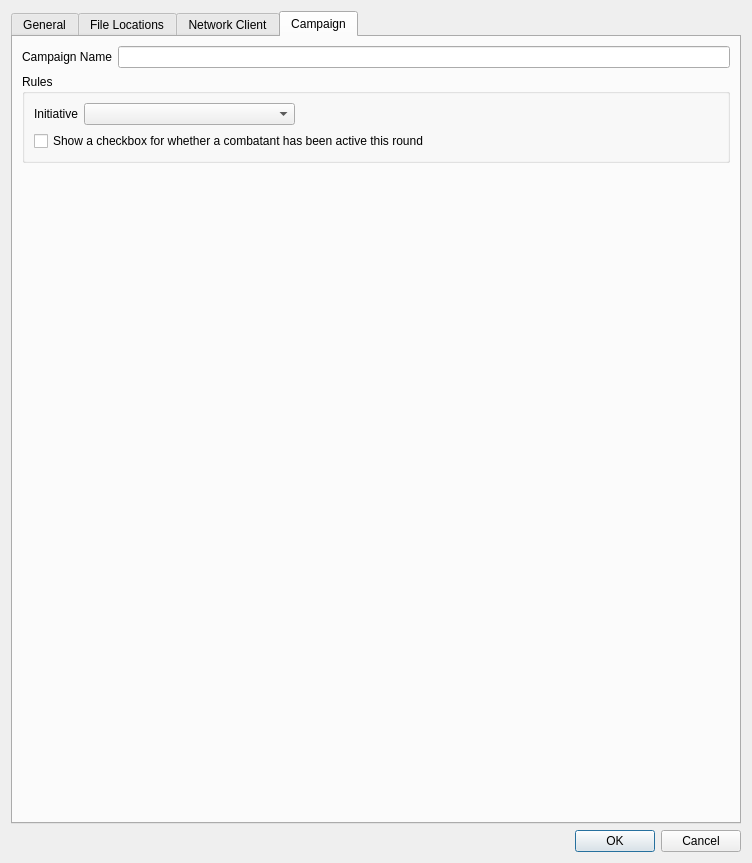
Before: the Qt Designer form DMHelper/src/optionsdialog.ui in MMetze/DMHelper, drawn with Qt 5.
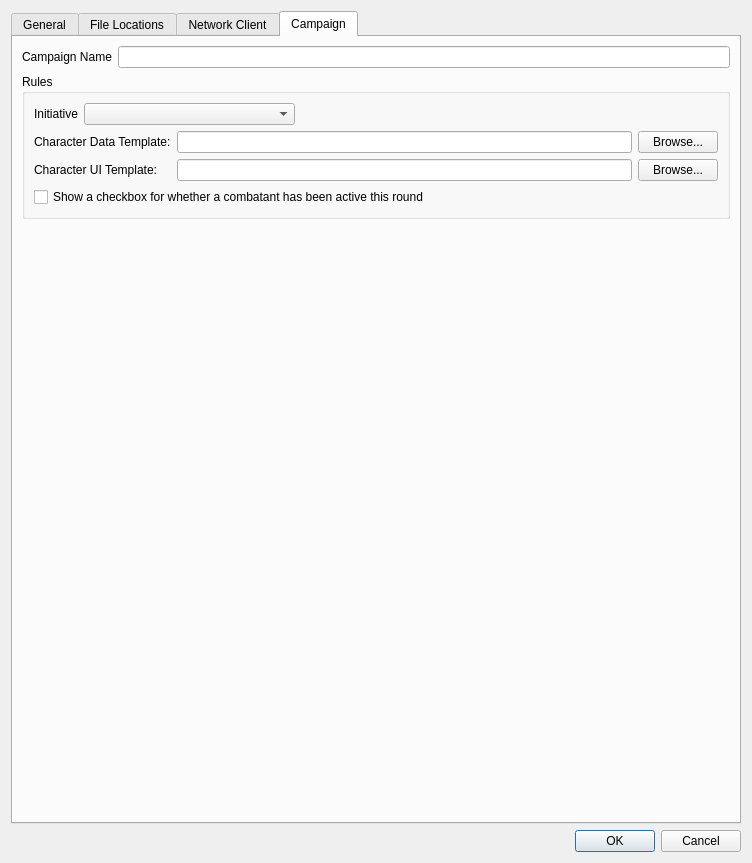
After: the same form once the commit is applied. The open tabs and pages were chosen to show the change. Icons and pictures are not drawn.

```diff
--- a/DMHelper/src/optionsdialog.ui
+++ b/DMHelper/src/optionsdialog.ui
@@ -850,11 +850,17 @@
       <attribute name="title">
        <string>Campaign</string>
       </attribute>
-      <layout class="QVBoxLayout" name="verticalLayout_11">
+      <layout class="QVBoxLayout" name="verticalLayout_15" stretch="0,0,10">
        <item>
         <layout class="QHBoxLayout" name="horizontalLayout_17">
          <item>
           <widget class="QLabel" name="label_15">
+           <property name="sizePolicy">
+            <sizepolicy hsizetype="Preferred" vsizetype="Fixed">
+             <horstretch>0</horstretch>
+             <verstretch>0</verstretch>
+            </sizepolicy>
+           </property>
            <property name="text">
             <string>Campaign Name</string>
            </property>
@@ -870,11 +876,17 @@
          <property name="title">
           <string>Rules</string>
          </property>
-         <layout class="QVBoxLayout" name="verticalLayout_12">
+         <layout class="QVBoxLayout" name="verticalLayout_14">
           <item>
            <layout class="QHBoxLayout" name="horizontalLayout_18" stretch="0,1,2">
             <item>
              <widget class="QLabel" name="label_14">
+              <property name="sizePolicy">
+               <sizepolicy hsizetype="Preferred" vsizetype="Fixed">
+                <horstretch>0</horstretch>
+                <verstretch>0</verstretch>
+               </sizepolicy>
+              </property>
               <property name="text">
                <string>Initiative</string>
               </property>
@@ -901,6 +913,56 @@
             </item>
            </layout>
           </item>
+          <item>
+           <layout class="QHBoxLayout" name="horizontalLayout_19">
+            <item>
+             <layout class="QVBoxLayout" name="verticalLayout_11">
+              <item>
+               <widget class="QLabel" name="lblCharacterData">
+                <property name="text">
+                 <string>Character Data Template:</string>
+                </property>
+               </widget>
+              </item>
+              <item>
+               <widget class="QLabel" name="lblCharacterUI">
+                <property name="text">
+                 <string>Character UI Template:</string>
+                </property>
+               </widget>
+              </item>
+             </layout>
+            </item>
+            <item>
+             <layout class="QVBoxLayout" name="verticalLayout_12">
+              <item>
+               <widget class="QLineEdit" name="edtCharacterData"/>
+              </item>
+              <item>
+               <widget class="QLineEdit" name="edtCharacterUI"/>
+              </item>
+             </layout>
+            </item>
+            <item>
+             <layout class="QVBoxLayout" name="verticalLayout_13">
+              <item>
+               <widget class="QPushButton" name="btnCharacterData">
+                <property name="text">
+                 <string>Browse...</string>
+                </property>
+               </widget>
+              </item>
+              <item>
+               <widget class="QPushButton" name="btnCharacterUI">
+                <property name="text">
+                 <string>Browse...</string>
+                </property>
+               </widget>
+              </item>
+             </layout>
+            </item>
+           </layout>
+          </item>
           <item>
            <widget class="QCheckBox" name="chkCombatantDone">
             <property name="text">
@@ -920,6 +982,9 @@
          <property name="orientation">
           <enum>Qt::Vertical</enum>
          </property>
+         <property name="sizeType">
+          <enum>QSizePolicy::Preferred</enum>
+         </property>
          <property name="sizeHint" stdset="0">
           <size>
            <width>20</width>
```
Left out of the diff: 8 changed lines with no effect on the pictures.
